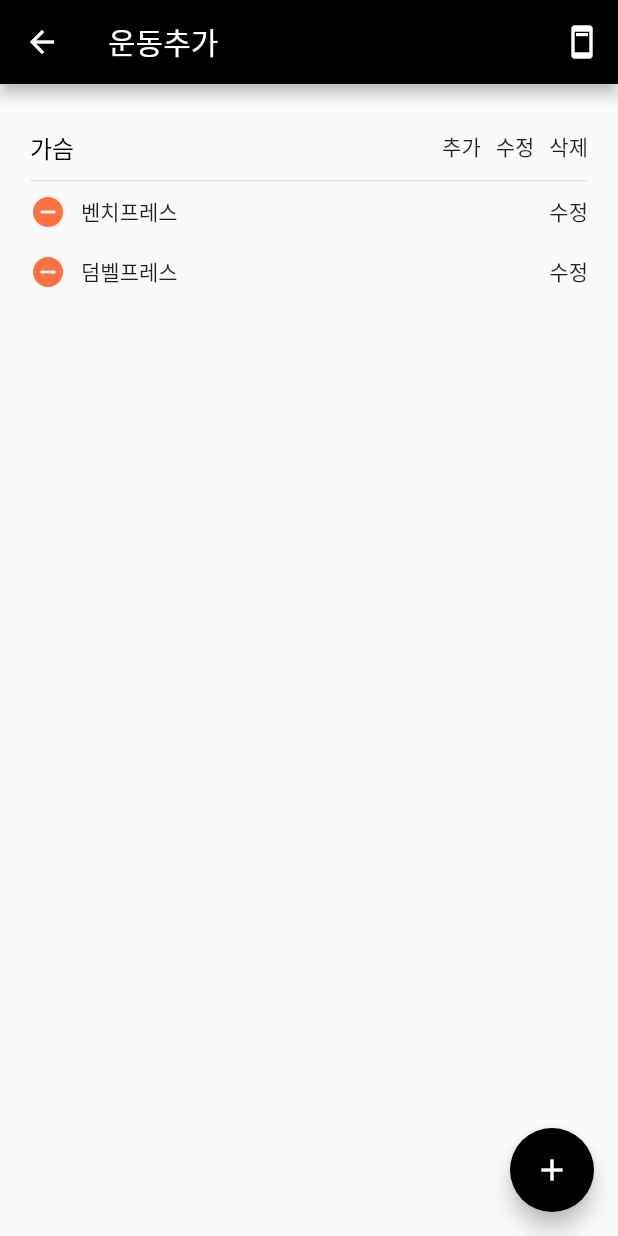
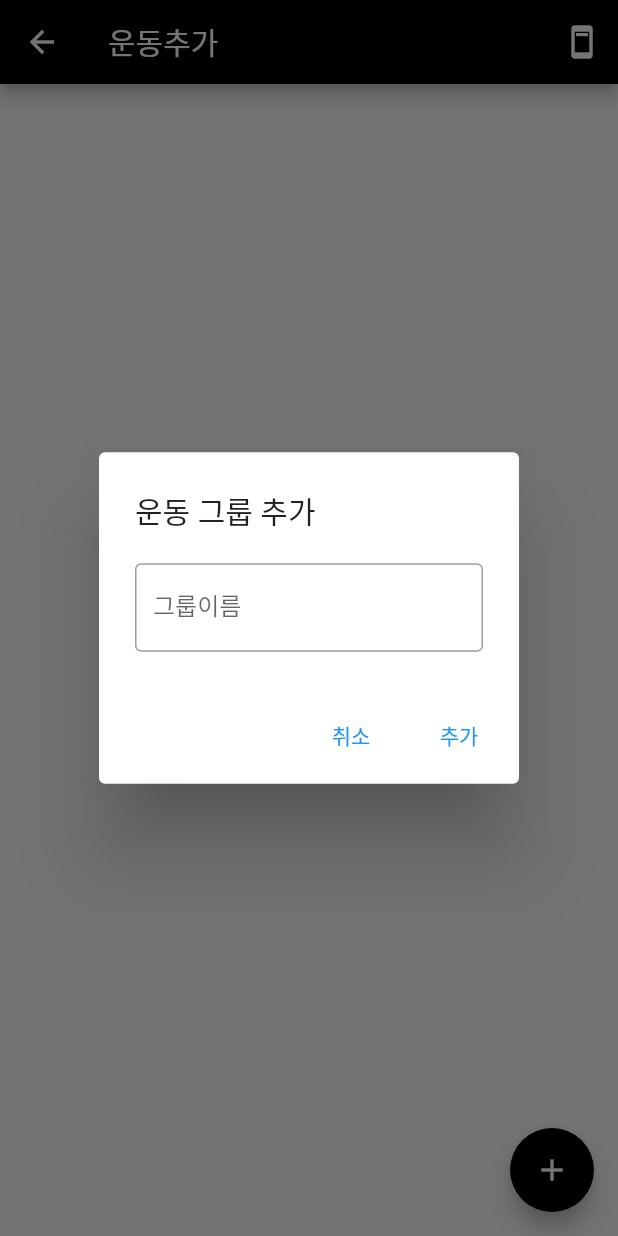
Before and after one commit to Dolphin-PC/health_note, a Flutter app: the AddExerciseScreen screen opened directly, after a tap on the "ad units" icon, after a tap on the "add" icon, on a phone screen of 412 x 824 dp. Run offline on Flutter 3.47's test engine with Material 2 defaults, Android fonts, the phone set to English and light mode, and no system bars; our stand-ins replace shared_preferences, sqflite, table_calendar; accounts and stored records are empty.

Commit message:
sqlite 적용중

```diff
--- /dev/null
+++ b/lib/api/my_actions.dart
@@ -0,0 +1 @@
+class MyActions {}
--- /dev/null
+++ b/lib/db/db.dart
@@ -0,0 +1,31 @@
+import 'package:path/path.dart';
+import 'package:sqflite/sqflite.dart';
+
+class DataBase {
+  // Database _database = null;
+  //
+  // Future<Database> get database async {
+  //   if (_database == null) _database = await initDB();
+  //   return _database;
+  // }
+
+  initDB() async {
+    return await openDatabase(
+      join(await getDatabasesPath(), 'my_database.db'),
+      version: 1,
+      onCreate: _onCreate,
+      // onUpgrade: (Database db, int oldVersion, int newVersion) => {},
+    );
+  }
+
+  // 데이터베이스 테이블을 생성한다.
+  static Future _onCreate(Database db, int version) async {
+    // await db.execute('CREATE TABLE Test (id INTEGER PRIMARY KEY, name TEXT, value INTEGER, num REAL)');
+    await db.execute('''
+      CREATE TABLE Group (
+        id INTEGER PRIMARY KEY,
+        group_name TEXT NOT NULL,
+      )
+    ''');
+  }
+}
--- a/lib/main.dart
+++ b/lib/main.dart
@@ -4,7 +4,8 @@ import 'package:provider/provider.dart';
 
 import 'providers/main_provider.dart';
 
-void main() {
+void main() async {
+  // await DataBase.initDb();
   runApp(MultiProvider(
     providers: [ChangeNotifierProvider(create: (_) => MainProvider())],
     child: const MyApp(),
--- a/lib/models/group_exercise_model.dart
+++ b/lib/models/group_exercise_model.dart
@@ -1,20 +1,46 @@
-import 'dart:convert';
-
-import 'package:health_note/models/exercise_model.dart';
+import 'package:health_note/db/db.dart';
+import 'package:sqflite/sqflite.dart';
 
 class GroupExerciseModel {
-  GroupExerciseModel({required this.groupName});
+  GroupExerciseModel({required this.groupId, required this.groupName});
 
-  late String groupName;
-  late List<ExerciseModel> exerciseList;
+  final int groupId;
+  final String groupName;
+  final String _tableName = "group";
 
-  GroupExerciseModel.fromJson(Map<String, dynamic> json) {
-    groupName = json['groupName'];
-
-    List<dynamic> listFromJson = json['exerciseList'];
-    exerciseList = listFromJson.map((exercise) {
-      return ExerciseModel.fromJson(exercise);
-    }).toList();
+  // 객체를 Map으로 변환합니다. key는 데이터베이스 컬럼 명과 동일해야 합니다.
+  Map<String, dynamic> toMap() {
+    return {
+      'id': groupId,
+      'group_name': groupName,
+    };
   }
 
+  // Future<List<GroupExerciseModel>> selectList() async {
+  //   // 데이터베이스 reference를 얻습니다.
+  //   final Database db = await DataBase.initDb();
+  //
+  //   // 모든 Dog를 얻기 위해 테이블에 질의합니다.
+  //   final List<Map<String, dynamic>> maps = await db.query('dogs');
+  //
+  //   // List<Map<String, dynamic>를 List<Dog>으로 변환합니다.
+  //   return List.generate(maps.length, (i) {
+  //     return Dog(
+  //       id: maps[i]['id'],
+  //       name: maps[i]['name'],
+  //       age: maps[i]['age'],
+  //     );
+  //   });
+  // }
+
+  // 데이터베이스에 객체를 추가하는 함수를 정의합니다.
+  Future<void> insert() async {
+    final db = await DataBase().initDB();
+
+    await db.insert(
+      _tableName,
+      toMap(),
+      conflictAlgorithm: ConflictAlgorithm.replace,
+    );
+  }
 }
--- a/lib/screens/add_exercise_screen.dart
+++ b/lib/screens/add_exercise_screen.dart
@@ -1,12 +1,10 @@
-import 'dart:convert';
-
 import 'package:flutter/material.dart';
-import 'package:flutter/services.dart';
+import 'package:health_note/db/db.dart';
 import 'package:health_note/models/group_exercise_model.dart';
 import 'package:health_note/styles/color_styles.dart';
-import 'package:health_note/styles/text_styles.dart';
-import 'package:health_note/widget/exercise_card.dart';
+import 'package:health_note/widget/dialogs.dart';
 import 'package:health_note/widget/group_exercise_card.dart';
+import 'package:sqflite/sqflite.dart';
 
 class AddExerciseScreen extends StatefulWidget {
   const AddExerciseScreen({Key? key}) : super(key: key);
@@ -25,18 +23,20 @@ class _AddExerciseScreenState extends State<AddExerciseScreen> {
     isModifyMode = false;
 
     fetchData();
+    // fetchPrefsData();
   }
 
-  Future<String> fetchData() async {
-    final data = await rootBundle.loadString('assets/data/exercise.json');
-    List<dynamic> jsonList = jsonDecode(data);
-    print(jsonList);
-    groupExerciseModelList = jsonList.map((json) {
-      return GroupExerciseModel.fromJson(json);
-    }).toList();
+  Future fetchData() async {
+    Database db = await DataBase().initDB();
+  }
 
-    setState(() {});
-    return "";
+  fetchPrefsData() async {
+    // var sharedData = await Util.getSharedData<List<String>>("groupExerciseList");
+    // print("sharedData : $sharedData");
+  }
+
+  saveGroup(String groupName) {
+    // Util.setSharedData<
   }
 
   @override
@@ -56,16 +56,18 @@ class _AddExerciseScreenState extends State<AddExerciseScreen> {
         padding: const EdgeInsets.symmetric(vertical: 20, horizontal: 20),
         child: Column(
             children: groupExerciseModelList.map((groupExerciseModel) {
-          return GroupExerciseCard(
-              isModifyMode: isModifyMode,
-              groupExerciseModel: groupExerciseModel);
+          return GroupExerciseCard(isModifyMode: isModifyMode, groupExerciseModel: groupExerciseModel);
         }).toList()),
       ),
       floatingActionButton: Visibility(
         visible: isModifyMode,
         child: FloatingActionButton(
           backgroundColor: ColorStyles.primaryColor,
-          onPressed: () {},
+          onPressed: () {
+            Dialogs.addGroupDialog(context, (groupName) {
+              print("groupName : $groupName");
+            });
+          },
           child: Icon(Icons.add),
         ),
       ),
--- /dev/null
+++ b/lib/widget/dialogs.dart
@@ -0,0 +1,32 @@
+import 'package:flutter/material.dart';
+
+class Dialogs {
+  static addGroupDialog(BuildContext context, Function addFn) {
+    final myController = TextEditingController();
+
+    return showDialog(
+        context: context,
+        builder: (BuildContext build) {
+          return AlertDialog(
+            title: const Text("운동 그룹 추가"),
+            content: TextField(
+              controller: myController,
+              decoration: const InputDecoration(
+                border: OutlineInputBorder(),
+                labelText: '그룹이름',
+              ),
+            ),
+            actions: [
+              TextButton(
+                child: const Text("취소"),
+                onPressed: () => Navigator.pop(context),
+              ),
+              TextButton(
+                child: const Text("추가"),
+                onPressed: () => addFn(myController.text),
+              ),
+            ],
+          );
+        });
+  }
+}
--- a/lib/widget/group_exercise_card.dart
+++ b/lib/widget/group_exercise_card.dart
@@ -1,12 +1,9 @@
 import 'package:flutter/material.dart';
 import 'package:health_note/models/group_exercise_model.dart';
 import 'package:health_note/styles/text_styles.dart';
-import 'package:health_note/widget/exercise_card.dart';
 
 class GroupExerciseCard extends StatefulWidget {
-  const GroupExerciseCard(
-      {Key? key, required this.isModifyMode, required this.groupExerciseModel})
-      : super(key: key);
+  const GroupExerciseCard({Key? key, required this.isModifyMode, required this.groupExerciseModel}) : super(key: key);
 
   final bool isModifyMode;
   final GroupExerciseModel groupExerciseModel;
@@ -57,12 +54,12 @@ class _GroupExerciseCardState extends State<GroupExerciseCard> {
         Divider(
           height: 1,
         ),
-        Column(
-          children: widget.groupExerciseModel.exerciseList.map((exercise) {
-            return ExerciseCard(
-                exerciseModel: exercise, isModifyMode: widget.isModifyMode);
-          }).toList(),
-        )
+        // Column(
+        //   children: widget.groupExerciseModel.exerciseList.map((exercise) {
+        //     return ExerciseCard(
+        //         exerciseModel: exercise, isModifyMode: widget.isModifyMode);
+        //   }).toList(),
+        // )
       ],
     );
   }
--- a/pubspec.yaml
+++ b/pubspec.yaml
@@ -40,6 +40,8 @@ dependencies:
   provider: ^6.0.5
   table_calendar: ^3.0.9
   shared_preferences: ^2.0.17
+  sqflite: ^2.2.4+1
+  path: ^1.8.2
 
 dev_dependencies:
   flutter_test:
```
Also changed, not shown: assets/data/exercise.json (+10 -2 lines), lib/common/util.dart (+46 -0 lines), pubspec.lock, 1 other file.
